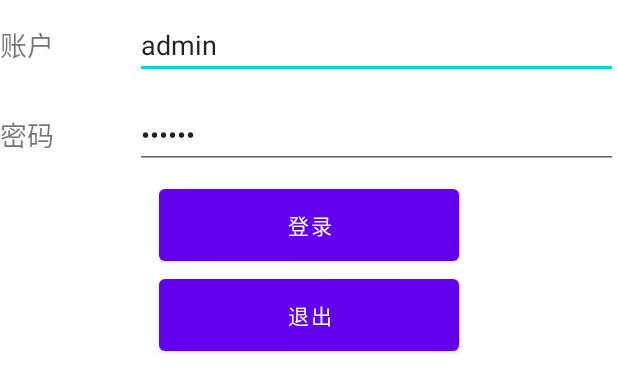
After one commit to SaitamaSiSi/ZyhGame1, an Android app: the layout login_activity.xml on its own in the app's theme, with its tools: preview values and no code run, on a phone screen of 412 x 824 dp. The commit adds this screen. Shown: the top 392 px of the screen. Run offline under Robolectric (Android 15) with nearby library versions, the phone set to English and light mode, and no system bars.

Commit message:
增加登录页面和强制下线按钮

```diff
--- /dev/null
+++ b/app/src/main/res/layout/login_activity.xml
@@ -0,0 +1,63 @@
+<?xml version="1.0" encoding="utf-8"?>
+<LinearLayout xmlns:android="http://schemas.android.com/apk/res/android"
+    android:orientation="vertical"
+    android:layout_width="match_parent"
+    android:fitsSystemWindows="true"
+    android:layout_height="match_parent">
+
+    <LinearLayout
+        android:orientation="horizontal"
+        android:layout_width="match_parent"
+        android:layout_height="60dp">
+        <TextView
+            android:layout_width="90dp"
+            android:layout_height="wrap_content"
+            android:layout_gravity="center_vertical"
+            android:textSize="18sp"
+            android:text="@string/account" />
+        <EditText
+            android:id="@+id/login_account"
+            android:layout_width="0dp"
+            android:layout_height="wrap_content"
+            android:layout_weight="1"
+            android:layout_gravity="center_vertical"
+            android:text="admin"/>
+    </LinearLayout>
+
+    <LinearLayout
+        android:orientation="horizontal"
+        android:layout_width="match_parent"
+        android:layout_height="60dp">
+        <TextView
+            android:layout_width="90dp"
+            android:layout_height="wrap_content"
+            android:layout_gravity="center_vertical"
+            android:textSize="18sp"
+            android:text="@string/password" />
+        <EditText
+            android:id="@+id/login_password"
+            android:layout_width="0dp"
+            android:layout_height="wrap_content"
+            android:layout_weight="1"
+            android:layout_gravity="center_vertical"
+            android:inputType="textPassword"
+            android:text="123456"/>
+    </LinearLayout>
+
+    <Button
+        android:id="@+id/login_account_login"
+        android:layout_width="200dp"
+        android:layout_height="60dp"
+        android:layout_gravity="center_horizontal"
+        android:onClick="onLoginClick"
+        android:text="@string/login" />
+
+    <Button
+        android:id="@+id/login_quit"
+        android:layout_width="200dp"
+        android:layout_height="60dp"
+        android:layout_gravity="center_horizontal"
+        android:onClick="onExitClick"
+        android:text="@string/quit" />
+
+</LinearLayout>
--- a/app/src/main/res/values/strings.xml
+++ b/app/src/main/res/values/strings.xml
@@ -14,7 +14,11 @@
     <string name="pt_9">拼图9</string>
     <string name="game_select">游戏选择</string>
     <string name="confirm">确定</string>
+    <string name="request">请求</string>
+    <string name="account">账户</string>
+    <string name="password">密码</string>
     <string name="login">登录</string>
     <string name="quit">退出</string>
+    <string name="forceOffline">强制下线</string>
     <string name="title_activity_normal">NormalActivity</string>
 </resources>
```
Also changed, not shown: app/src/main/AndroidManifest.xml (+3 -6 lines), app/src/main/java/com/zyh/ZyhG1/MainActivity.java (+16 -22 lines), app/src/main/java/com/zyh/ZyhG1/ui/BaseActivity.java (+40 -2 lines), app/src/main/java/com/zyh/ZyhG1/ui/Login/LoginActivity.java (added, +54 -0 lines), app/src/main/res/layout/activity_main.xml (+9 -3 lines).
